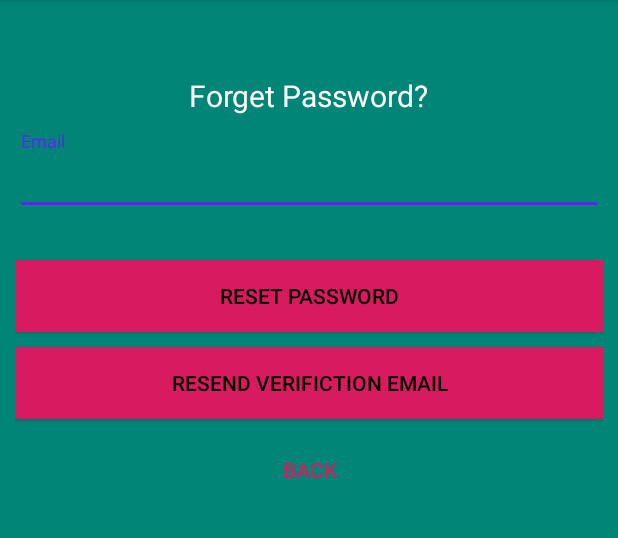
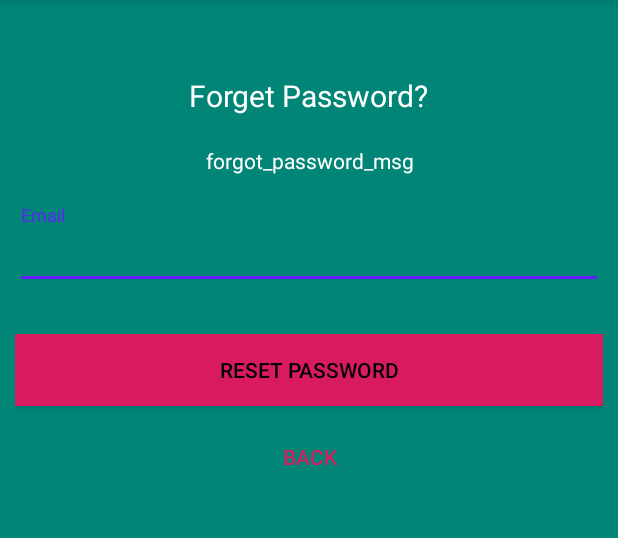
Before and after one commit to janim2/AutoDokta, an Android app: the ResetPasswordActivity screen opened directly, with no data from a screen before it, on a phone screen of 412 x 824 dp, the part 84-622 px from its top. Run offline under Robolectric (Android 15) with nearby library versions, the phone set to English and light mode, and no system bars; our stand-ins replace Firebase (no records; nobody signed in at launch, a user with empty details on screens opened directly); 2 statements that could not run were skipped.

Commit message:
Email verification

```diff
--- a/app/src/main/res/layout/activity_reset_password.xml
+++ b/app/src/main/res/layout/activity_reset_password.xml
@@ -26,15 +26,15 @@
             android:textColor="@android:color/white"
             android:textSize="20dp" />
 
-        <!--<TextView-->
-            <!--android:layout_width="wrap_content"-->
-            <!--android:layout_height="wrap_content"-->
-            <!--android:layout_marginBottom="10dp"-->
-            <!--android:gravity="center_horizontal"-->
-            <!--android:padding="10dp"-->
-            <!--android:text="forgot_password_msg"-->
-            <!--android:textColor="@android:color/white"-->
-            <!--android:textSize="14dp" />-->
+        <TextView
+            android:layout_width="wrap_content"
+            android:layout_height="wrap_content"
+            android:layout_marginBottom="10dp"
+            android:gravity="center_horizontal"
+            android:padding="10dp"
+            android:text="forgot_password_msg"
+            android:textColor="@android:color/white"
+            android:textSize="14dp" />
 
         <android.support.design.widget.TextInputLayout
             android:layout_width="match_parent"
@@ -62,15 +62,6 @@
             android:textColor="@android:color/black" />
 
         <Button
-            android:id="@+id/resend_v_link"
-            android:layout_width="fill_parent"
-            android:layout_height="wrap_content"
-            android:layout_marginTop="10dip"
-            android:background="@color/resetColorAccent"
-            android:text="RESEND VERIFICTION EMAIL"
-            android:textColor="@android:color/black" />
-
-        <Button
             android:id="@+id/btn_back"
             android:layout_width="wrap_content"
             android:layout_height="wrap_content"
```
Also changed, not shown: app/src/main/java/com/autodokta/app/LoginActivity.java (+3 -14 lines), app/src/main/java/com/autodokta/app/RegisterActivity.java (+0 -21 lines).
